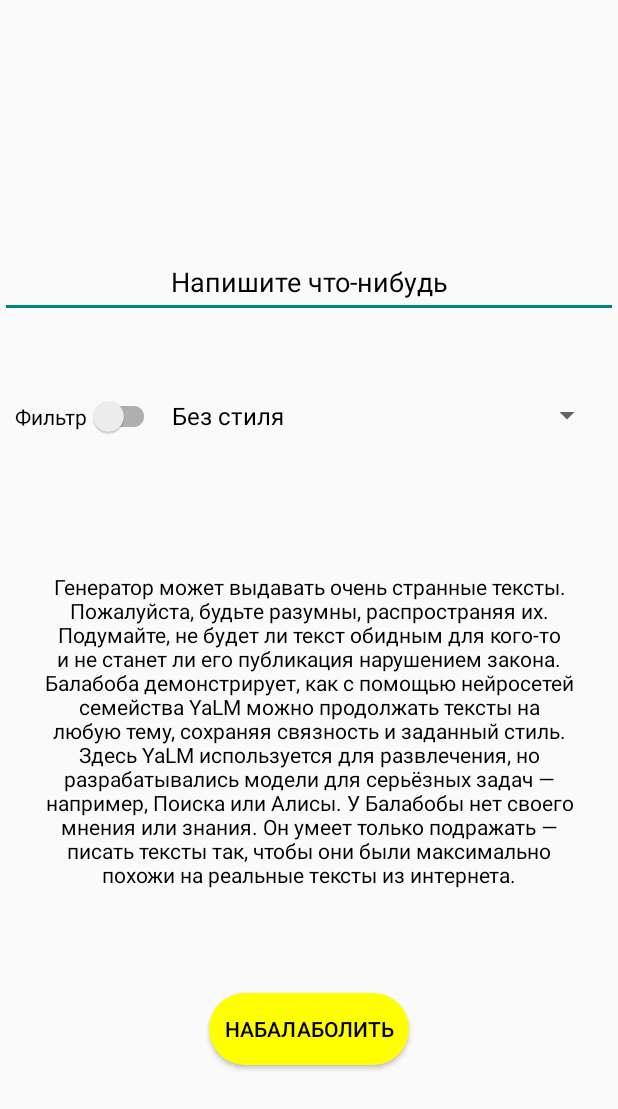
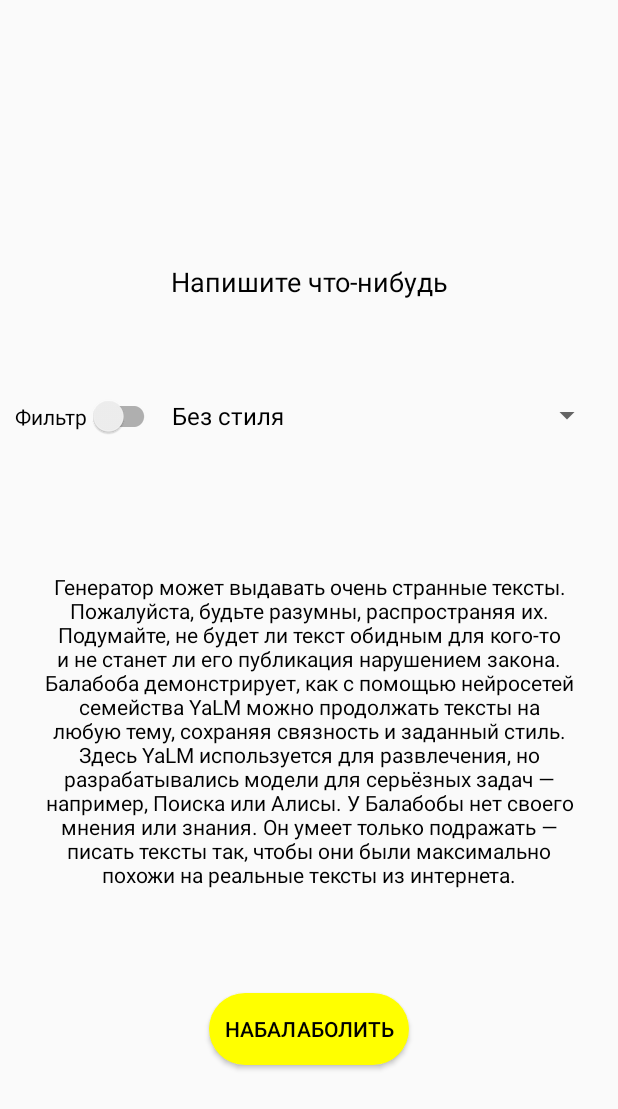
Before and after one commit to CrazyEden/Balaboba, an Android app: the screen it shows after launch (MainActivity), on a phone screen of 412 x 824 dp. Shown: the top 1109 px of the screen. Run offline under Robolectric (Android 15) with nearby library versions, the phone set to English and light mode, and no system bars; our stand-ins replace Dagger/Hilt's generated code, Room's generated code; pictures from the network do not load.

Commit message:
2 links in nav view & SUPIR fix nav view

```diff
--- a/app/src/main/res/layout/activity_main.xml
+++ b/app/src/main/res/layout/activity_main.xml
@@ -1,23 +1,23 @@
 <?xml version="1.0" encoding="utf-8"?>
 
-
-<androidx.drawerlayout.widget.DrawerLayout
+<FrameLayout
     xmlns:android="http://schemas.android.com/apk/res/android"
     xmlns:tools="http://schemas.android.com/tools"
     xmlns:app="http://schemas.android.com/apk/res-auto"
     android:layout_width="match_parent"
-    android:layout_height="match_parent"
-    android:id="@+id/drawer"
-    tools:context=".MainActivity">
-
+    android:layout_height="match_parent">
     <androidx.fragment.app.FragmentContainerView
-
         android:id="@+id/MainFr"
         android:layout_width="match_parent"
         android:layout_height="match_parent"
         android:name="com.example.balaboba.fragments.main.MainFragment"
         tools:layout="@layout/fragment_main" />
 
+    <androidx.drawerlayout.widget.DrawerLayout
+        android:layout_width="match_parent"
+        android:layout_height="match_parent"
+        android:id="@+id/drawer"
+        tools:context=".MainActivity">
         <com.google.android.material.navigation.NavigationView
             android:fitsSystemWindows="true"
             tools:openDrawer="start"
@@ -27,5 +27,5 @@
             android:layout_width="wrap_content"
             app:menu="@menu/toolbar_menu"
             android:layout_height="match_parent" />
-
     </androidx.drawerlayout.widget.DrawerLayout>
+</FrameLayout>
--- a/app/src/main/res/layout/fragment_main.xml
+++ b/app/src/main/res/layout/fragment_main.xml
@@ -10,6 +10,7 @@
 
     <EditText
         android:id="@+id/inputText"
+        android:background="@null"
         android:layout_width="match_parent"
         android:layout_height="wrap_content"
         android:layout_marginTop="50dp"
--- a/app/src/main/res/layout/switch_item.xml
+++ b/app/src/main/res/layout/switch_item.xml
@@ -5,6 +5,7 @@
 
     <androidx.appcompat.widget.SwitchCompat
         android:id="@+id/switcher"
+        android:layout_gravity="center"
         android:layout_width="wrap_content"
         android:layout_height="wrap_content"/>
 </FrameLayout>
```
Lines whose indentation alone changed are shown as unchanged.
